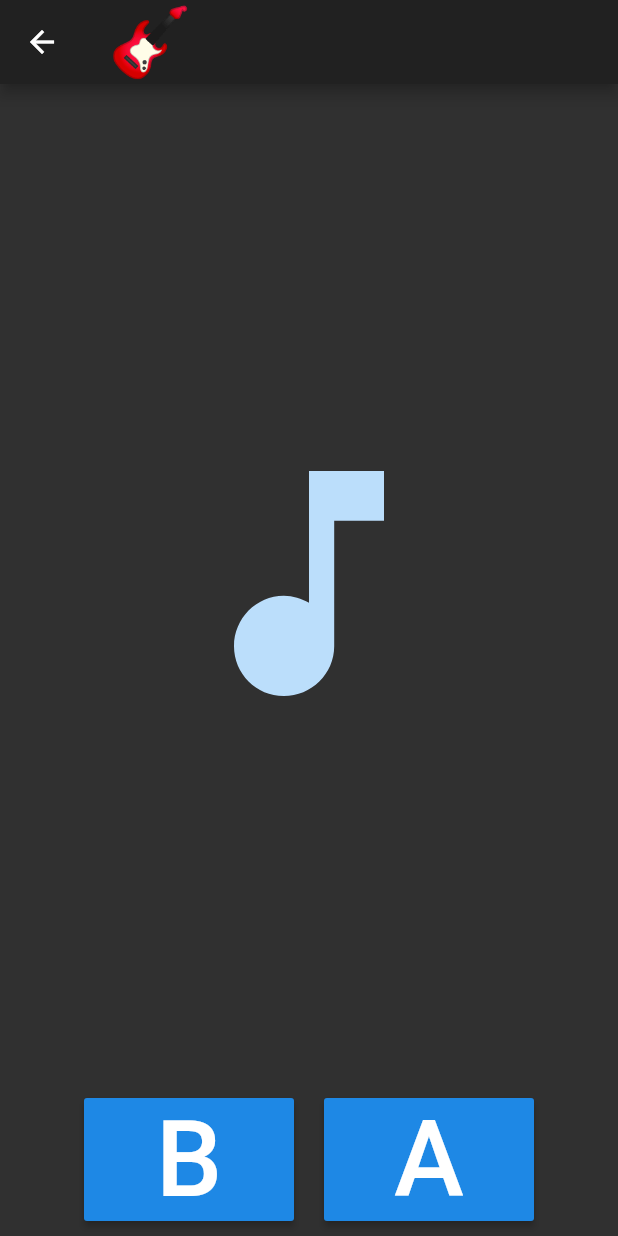
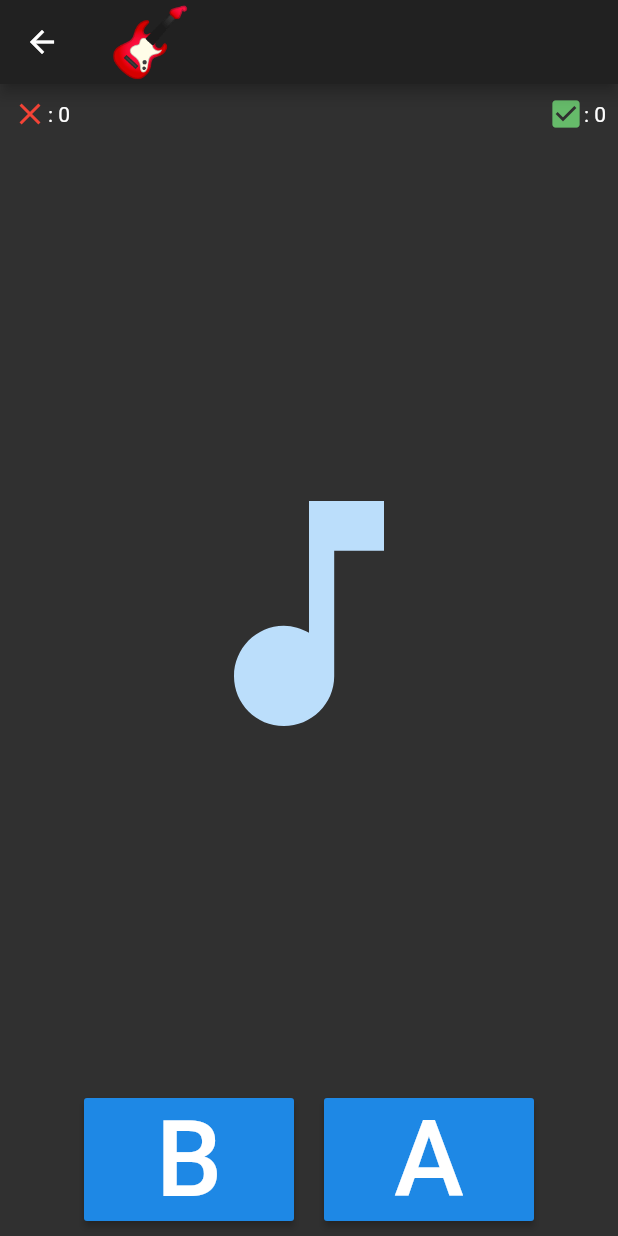
Before and after one commit to vandadnp/flutter-note-guessing-game, a Flutter app: the screen it shows after launch, after a tap on "Beginner", on a phone screen of 412 x 824 dp. Run offline on Flutter 3.47's test engine with Material 2 defaults, Android fonts, the phone set to English and light mode, and no system bars; our stand-ins replace assets_audio_player.

Commit message:
add scores

```diff
--- a/note_guessing_game/lib/game_screen.dart
+++ b/note_guessing_game/lib/game_screen.dart
@@ -16,9 +16,36 @@ class GameScreen extends StatefulWidget {
 class _GameScreenState extends State<GameScreen> {
   GameTimer gameTimer = GameTimer();
   Note currentNote;
+  var correctAnswers = 0;
+  var wrongAnswers = 0;
 
   void setupButtonsAndPlayRandomNote() {
     List<Widget> widgets = [
+      Padding(
+        padding: const EdgeInsets.all(8.0),
+        child: Row(
+          children: [
+            Row(
+              children: <Widget>[
+                Icon(
+                  Icons.clear,
+                  color: Colors.red,
+                ),
+                Text(": ${wrongAnswers.toString()}"),
+              ],
+            ),
+            Spacer(
+              flex: 1,
+            ),
+            Row(
+              children: <Widget>[
+                Icon(Icons.check_box, color: Colors.green.shade400),
+                Text(": ${correctAnswers.toString()}"),
+              ],
+            )
+          ],
+        ),
+      ),
       Spacer(
         flex: 1,
       ),
@@ -98,6 +125,7 @@ class _GameScreenState extends State<GameScreen> {
     String answerText;
     Icon answerIcon;
     if (currentNote.noteType == noteType) {
+      correctAnswers += 1;
       // correct answer
       answerIcon = Icon(
         Icons.check_box,
@@ -107,6 +135,7 @@ class _GameScreenState extends State<GameScreen> {
       answerText = "That's correct!";
     } else {
       // wrong answer
+      wrongAnswers += 1;
       answerIcon = Icon(
         Icons.clear,
         color: Colors.red,
@@ -133,7 +162,7 @@ class _GameScreenState extends State<GameScreen> {
       columnChildren = widgets;
     });
 
-    Future.delayed(Duration(seconds: 3), () {
+    Future.delayed(Duration(seconds: 2), () {
       setupTimer();
     });
   }
```
Also changed, not shown: 2 other files.
